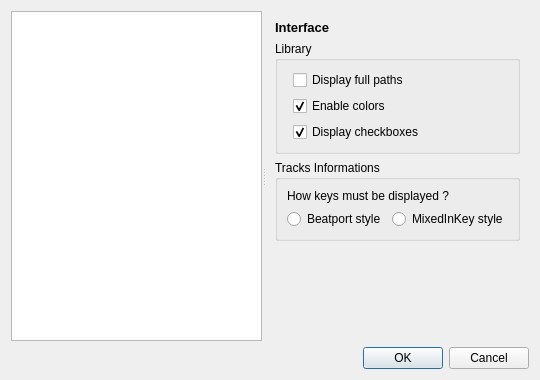
alorence/tym, file src/gui/settingsdialog.ui: the form before one commit.
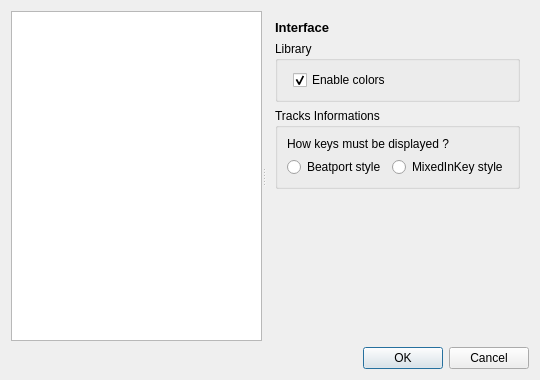
The form after the commit.

Commit message: (gui) Restore option to display colors, but disable it by default

```diff
--- a/src/gui/settingsdialog.ui
+++ b/src/gui/settingsdialog.ui
@@ -193,14 +193,10 @@
            <string>Library</string>
           </property>
           <layout class="QFormLayout" name="formLayout_4">
+           <property name="fieldGrowthPolicy">
+            <enum>QFormLayout::AllNonFixedFieldsGrow</enum>
+           </property>
            <item row="0" column="1">
-            <widget class="QCheckBox" name="libFullPaths">
-             <property name="text">
-              <string>Display full paths</string>
-             </property>
-            </widget>
-           </item>
-           <item row="1" column="1">
             <widget class="QCheckBox" name="libColors">
              <property name="text">
               <string>Enable colors</string>
@@ -210,16 +206,6 @@
              </property>
             </widget>
            </item>
-           <item row="2" column="1">
-            <widget class="QCheckBox" name="libCheckboxes">
-             <property name="text">
-              <string>Display checkboxes</string>
-             </property>
-             <property name="checked">
-              <bool>true</bool>
-             </property>
-            </widget>
-           </item>
           </layout>
          </widget>
         </item>
```
The commit also changes 5 other files.
